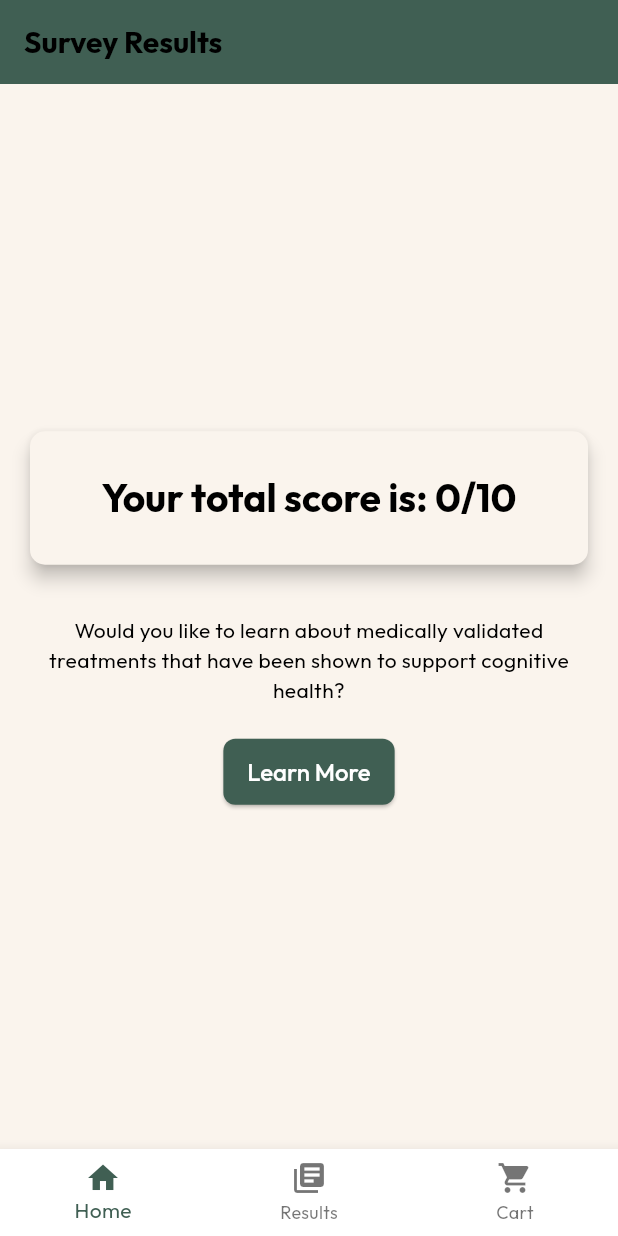
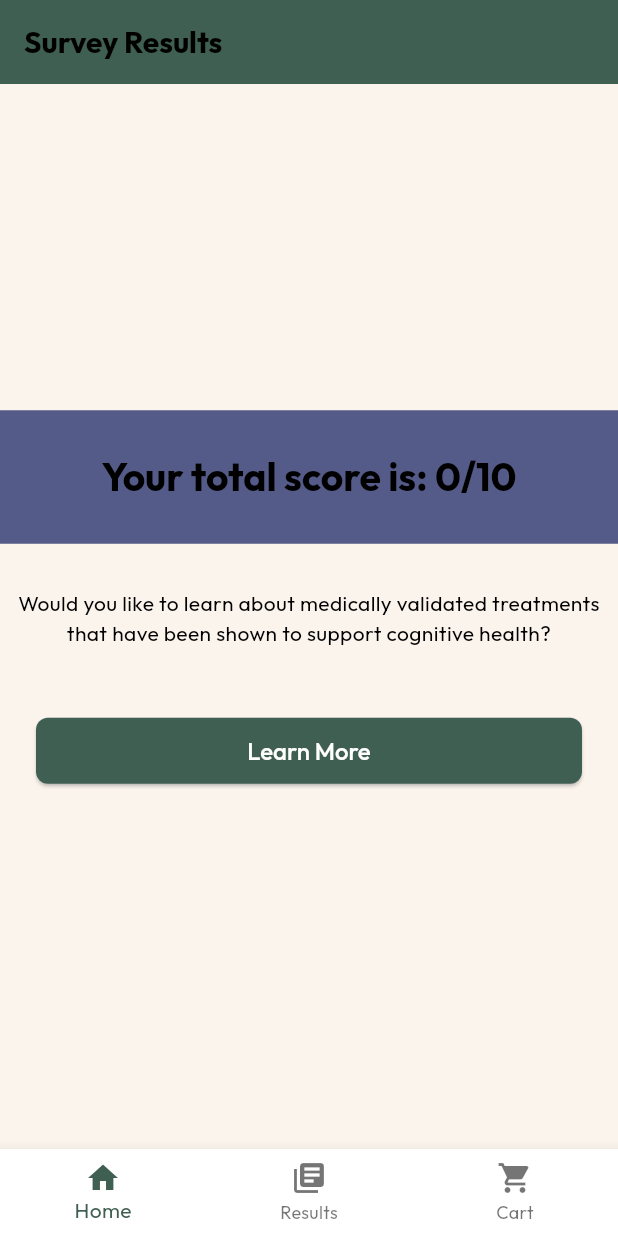
Before and after one commit to gmtfrombc/cog_screen, a Flutter app: the SurveyResultScreen screen opened by its route, on a phone screen of 412 x 824 dp. Run offline on Flutter 3.47's test engine with Material 3 defaults, Android fonts, the phone set to English and light mode, and no system bars; our stand-ins replace audioplayers, google_fonts.

```diff
--- a/lib/main.dart
+++ b/lib/main.dart
@@ -3,6 +3,7 @@ import 'package:cog_screen/data/survey_data.dart';
 import 'package:cog_screen/providers/app_navigation_state.dart';
 import 'package:cog_screen/providers/survey_provider.dart';
 import 'package:cog_screen/providers/criteria_provider.dart';
+import 'package:cog_screen/screens/advice_screen.dart';
 import 'package:cog_screen/screens/cognitive_basics_screen.dart';
 import 'package:cog_screen/screens/criteria_screen.dart';
 import 'package:cog_screen/screens/shopping_cart_screen.dart';
@@ -48,7 +49,8 @@ class MyApp extends StatelessWidget {
         '/surveyResultScreen': (context) => const SurveyResultScreen(),
         '/cogBasics': (context) => const CognitiveBasicsScreen(),
         '/shoppingCart': (context) => const ShoppingCartScreen(),
-        '/criteria': (context)=> const CriteriaScreen(),
+        '/criteria': (context) => const CriteriaScreen(),
+        '/advice': (context) => const AdviceScreen(),
       },
     );
   }
--- a/lib/screens/survey_result_screen.dart
+++ b/lib/screens/survey_result_screen.dart
@@ -21,31 +21,24 @@ class SurveyResultScreen extends StatelessWidget {
       ),
       body: Consumer<SurveyProvider>(
         builder: (context, surveyProvider, child) {
-          return Padding(
-            padding: const EdgeInsets.all(16.0),
-            child: Column(
+          return Column(
             mainAxisAlignment: MainAxisAlignment.center,
-              crossAxisAlignment: CrossAxisAlignment.center,
+            crossAxisAlignment:
+                CrossAxisAlignment.stretch, // Stretch to fill width
             children: [
-                ConstrainedBox(
-                  constraints: const BoxConstraints(
-                    minWidth: double.infinity, // Makes the card take full width
-                    minHeight: 80.0, // Minimum height for the card
-                  ),
-                  child: Card(
-                    elevation: theme.cardTheme.elevation,
-                    shape: theme.cardTheme.shape,
-                    color: theme.cardTheme.color,
-                    child: Padding(
-                      padding: const EdgeInsets.all(28.0), // Increased padding
+              Container(
+                padding: const EdgeInsets.only(
+                  top: 28,
+                  bottom: 28,
+                ), // Increased padding
+                color: theme
+                    .colorScheme.secondary, // Secondary color as background
                 child: Text(
                   'Your total score is: ${surveyProvider.totalScore}/10',
                   style: theme.textTheme.titleLarge?.copyWith(
                     fontSize: 26, // Increased font size
                   ),
                   textAlign: TextAlign.center,
-                      ),
-                    ),
                 ),
               ),
               const SizedBox(height: 30),
@@ -55,12 +48,14 @@ class SurveyResultScreen extends StatelessWidget {
                 style: theme.textTheme.bodyMedium,
               ),
               const SizedBox(height: 20),
-                ElevatedButton(
+              Padding(
+                padding: const EdgeInsets.all(24.0),
+                child: ElevatedButton(
                   onPressed: () => _showLearnMoreSheet(context),
                   child: const Text('Learn More'),
                 ),
+              ),
             ],
-            ),
           );
         },
       ),
@@ -99,7 +94,7 @@ class SurveyResultScreen extends StatelessWidget {
                 onPressed: () {
                   Navigator.pop(context); // Close the bottom sheet
                   Navigator.pushNamed(
-                      context, '/criteria'); // Navigate to CriteriaScreen
+                      context, '/advice'); // Navigate to CriteriaScreen
                 },
               ),
               ElevatedButton(
```
Also changed, not shown: lib/screens/advice_screen.dart (+53 -24 lines), lib/screens/criteria_screen.dart (+15 -13 lines), pubspec.yaml (+11 -4 lines), lib/assets/images/brain_health_about.jpeg (added), lib/assets/images/brain_outdoor_hike.jpeg (added), 7 other files. Lines whose indentation alone changed are shown as unchanged.
